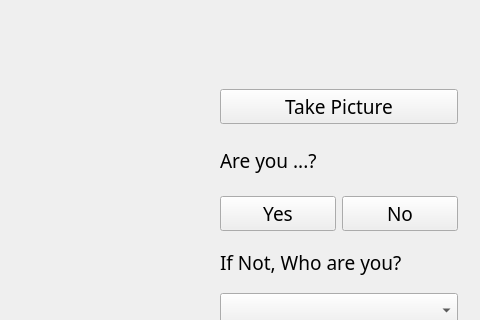
First picture: the form in mainwindow.ui, repository Kumov/FaceRecognition, before the edit; both pictures show x 371 to 851 and y 0 to 320 of the 851 by 619 pixel window.
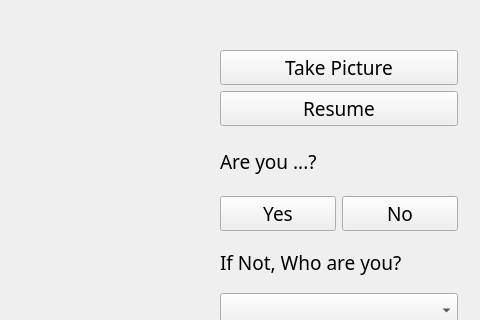
Second picture: the form after the edit.

Commit message: add resume button and rename some layout

```diff
--- a/mainwindow.ui
+++ b/mainwindow.ui
@@ -80,6 +80,19 @@
              </property>
             </widget>
            </item>
+           <item>
+            <widget class="QPushButton" name="resumeButton">
+             <property name="font">
+              <font>
+               <family>Sans</family>
+               <pointsize>14</pointsize>
+              </font>
+             </property>
+             <property name="text">
+              <string>Resume</string>
+             </property>
+            </widget>
+           </item>
           </layout>
          </item>
          <item>
```
Left out of the diff: 4 changed lines with no effect on the pictures.
